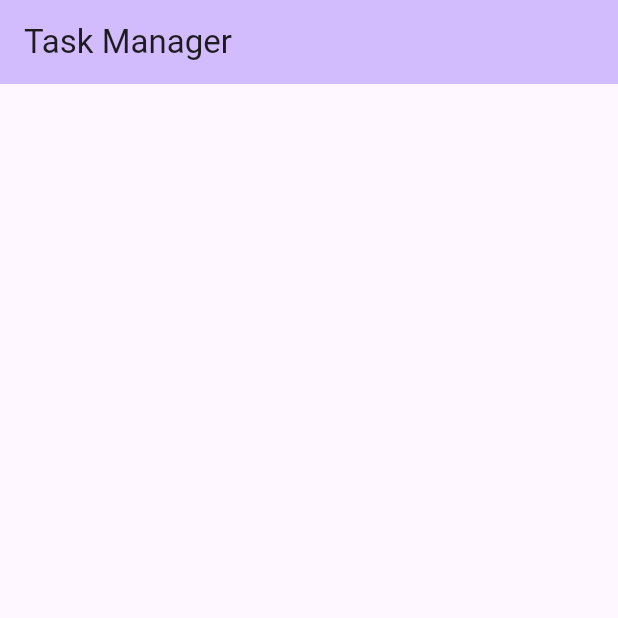
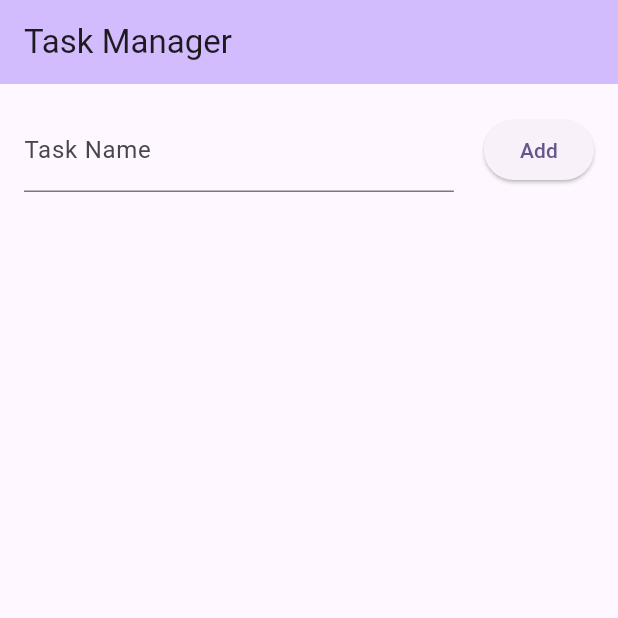
Before and after one commit to rasmey129/taskmanager, a Flutter app: the screen it shows after launch, on a phone screen of 412 x 824 dp, the top half of it. Run offline on Flutter 3.47's test engine with Material 3 defaults, Android fonts, the phone set to English and light mode, and no system bars.

Commit message:
added textfield and add button

```diff
--- a/lib/main.dart
+++ b/lib/main.dart
@@ -31,6 +31,7 @@ class MyHomePage extends StatefulWidget {
 }
 
 class _MyHomePageState extends State<MyHomePage> {
+  final TextEditingController taskController = TextEditingController();
 
   @override
   Widget build(BuildContext context) {
@@ -39,13 +40,27 @@ class _MyHomePageState extends State<MyHomePage> {
         backgroundColor: Theme.of(context).colorScheme.inversePrimary,
         title: Text(widget.title),
       ),
-      body: Center(
+      body: Padding(
+        padding: const EdgeInsets.all(16),
         child: Column(
-          mainAxisAlignment: MainAxisAlignment.center,
           children: <Widget>[
+            Row(children: [
+              Expanded(child: TextField(
+                controller: taskController,
+                decoration: const InputDecoration(
+                  labelText: 'Task Name',
+                ),
+              ),
+            ),
+            const SizedBox(width: 20),
+            ElevatedButton(onPressed: (){
+              },
+            child: const Text('Add'),
+               ),
+             ],
+           ),
           ],
-        ),
-      ),
+        ),)
     );
   }
 }
```
